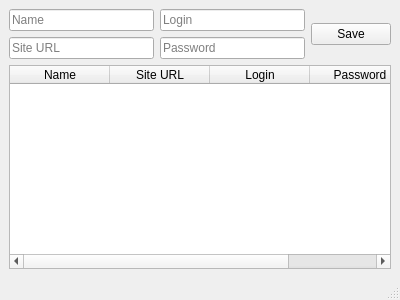
Above: ui/xml/interf.ui from d1temnd/YandexIyceum_pasmanager before the change. Below: the same form after it.
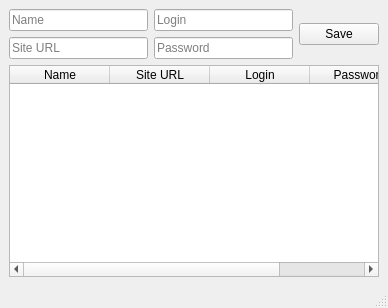
That is the form after the change.

What changed in the file:
```diff
--- a/ui/xml/interf.ui
+++ b/ui/xml/interf.ui
@@ -6,8 +6,8 @@
    <rect>
     <x>0</x>
     <y>0</y>
-    <width>400</width>
-    <height>300</height>
+    <width>388</width>
+    <height>308</height>
    </rect>
   </property>
   <property name="windowTitle">
@@ -56,8 +56,11 @@
     </item>
     <item>
      <widget class="QTableWidget" name="tableWidget">
-      <property name="columnCount">
-       <number>4</number>
+      <property name="enabled">
+       <bool>true</bool>
+      </property>
+      <property name="cursor" stdset="0">
+       <cursorShape>ArrowCursor</cursorShape>
       </property>
       <property name="rowCount">
        <number>0</number>
```
Left out of the diff: 14 changed lines with no effect on the pictures.
